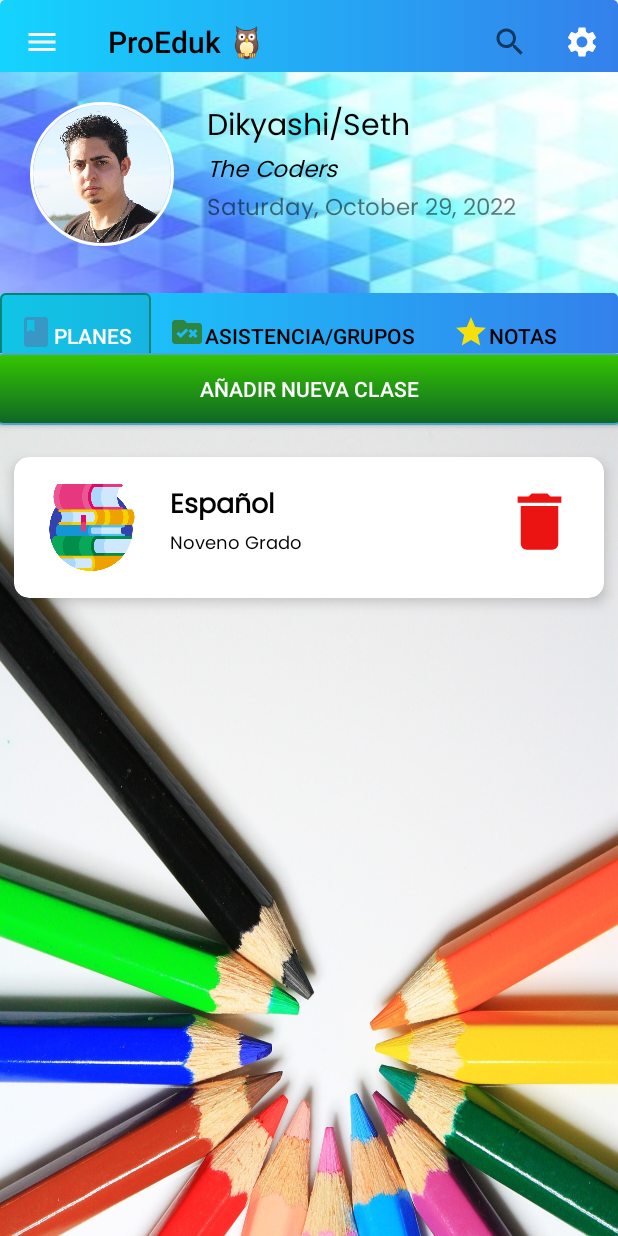
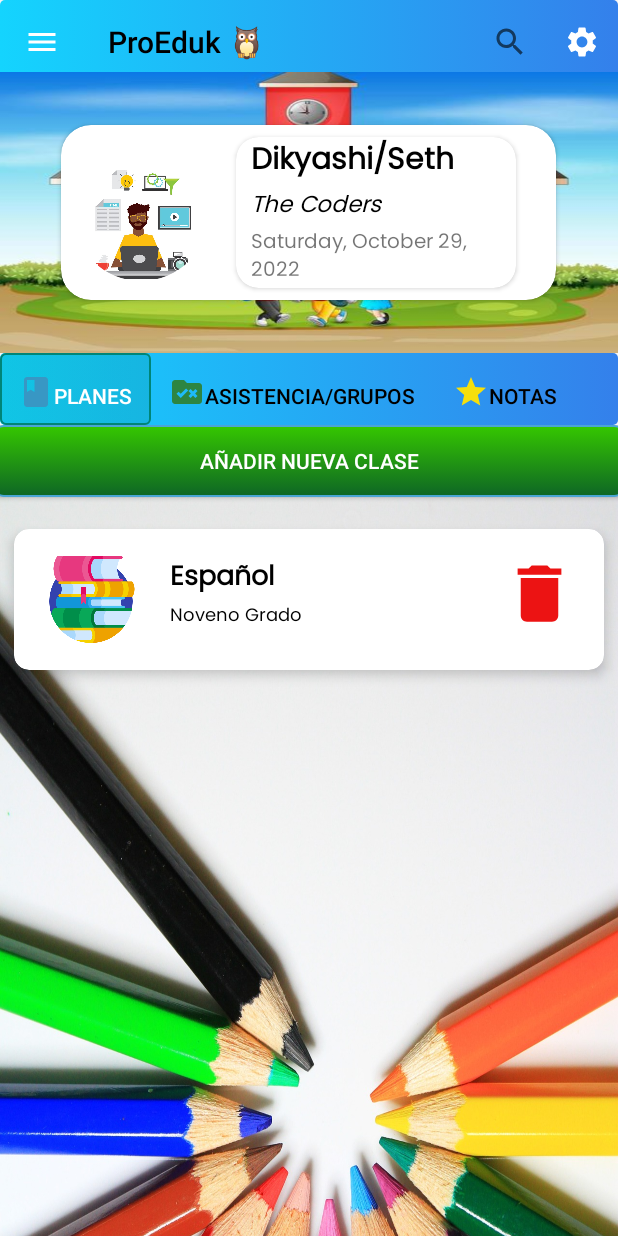
Before and after one commit to ProEdukTeacher/ProEdukX, an Android app: the HomeActivity screen opened directly, with no data from a screen before it, on a phone screen of 412 x 824 dp. Run offline under Robolectric (Android 15) with nearby library versions, the phone set to English and light mode, and no system bars; our stand-ins replace CircleImageView, Firebase (no records; nobody signed in at launch, a user with empty details on screens opened directly).

Commit message:
Better design can be seen at Home. I tried to fix the bug but so far the methods I tried didnt work. I used many, but only left two of them redacted. I have an idea tho, but Ill need to explain it to you tomorrow.

```diff
--- a/app/src/main/java/com/example/repomax/LoginFragment.java
+++ b/app/src/main/java/com/example/repomax/LoginFragment.java
@@ -72,9 +72,11 @@
 
     }
 
+
     private void resetfunction() {
         Log.d("TAG", "resetfunction: ");
         getParentFragmentManager().beginTransaction().replace(R.id.loginActivityContainer,new ResetPasswordFragment()).commit();
+
 
     }
 
--- a/app/src/main/res/layout/activity_home.xml
+++ b/app/src/main/res/layout/activity_home.xml
@@ -44,87 +44,119 @@
                     android:layout_width="match_parent"
                     android:layout_height="187dp"
                     android:layout_marginTop="48dp"
-                    android:background="@drawable/hexat"
+                    android:layout_marginBottom="48dp"
+                    android:background="@drawable/kidsschool"
                     android:gravity="center">
 
 
-                    <LinearLayout
-                        android:layout_width="match_parent"
-                        android:layout_height="match_parent"
-                        android:gravity="center"
-                        android:orientation="vertical">
+
+
+
+                        <androidx.cardview.widget.CardView
+                            android:layout_width="330dp"
+                            android:layout_height="wrap_content"
+                            android:layout_gravity="center_vertical"
+                            android:background="@color/cardview_light_background"
+                            app:cardCornerRadius="20dp"
+
+                            >
+
+
+
 
                                 <de.hdodenhof.circleimageview.CircleImageView
                                     android:id="@+id/profile_image"
                                     android:layout_width="96dp"
                                     android:layout_height="96dp"
-                            android:layout_gravity="start|center_horizontal"
-                            android:layout_marginStart="20dp"
-                            android:layout_marginTop="20dp"
-                            android:src="@drawable/juliosi"
+                                    android:layout_gravity="center_vertical"
+                                    android:layout_marginStart="5dp"
+                                    android:layout_marginTop="5dp"
+                                    android:layout_marginEnd="5dp"
+                                    android:layout_marginBottom="5dp"
+                                    android:src="@drawable/mendraw"
                                     app:civ_border_color="#FFFFFF"
                                     app:civ_border_width="2dp" />
 
-                        />
+                            <androidx.cardview.widget.CardView
+                                android:layout_width="200dp"
+                                android:layout_height="wrap_content"
+                                app:cardCornerRadius="15dp"
+                                android:layout_marginStart="110dp"
+                                app:cardBackgroundColor="#FFFFFF"
+                                android:layout_gravity="center_vertical"
+                                app:cardUseCompatPadding="true"
+                                >
+
+                                <LinearLayout
+                                    android:orientation="vertical"
+                                    android:layout_width="match_parent"
+                                    android:layout_height="wrap_content">
+
 
                                     <TextView
                                         android:id="@+id/name"
                                         android:layout_width="wrap_content"
                                         android:layout_height="wrap_content"
-                            android:layout_gravity="start"
-                            android:layout_marginStart="138dp"
-                            android:layout_marginLeft="10dp"
-                            android:layout_marginTop="-95dp"
-                            android:layout_marginBottom="89dp"
+                                        android:layout_marginStart="10dp"
+                                        android:layout_gravity="start|center_horizontal"
                                         android:fontFamily="@font/poppins"
                                         android:text="Dikyashi/Seth"
                                         android:textColor="#000000"
                                         android:textSize="20sp"
-                            android:textStyle="normal" />
+                                        android:textStyle="bold" />
 
 
                                     <TextView
                                         android:id="@+id/theemail"
                                         android:layout_width="wrap_content"
                                         android:layout_height="wrap_content"
-                            android:layout_gravity="start"
-                            android:layout_marginStart="138dp"
-                            android:layout_marginLeft="14dp"
-                            android:layout_marginTop="-90dp"
-                            android:layout_marginBottom="89dp"
+
                                         android:fontFamily="@font/poppins"
-                            android:gravity="start"
+                                        android:layout_marginStart="10dp"
+                                        android:layout_gravity="start|center_horizontal"
                                         android:text="The Coders"
-
                                         android:textColor="#000000"
                                         android:textSize="15sp"
                                         android:textStyle="italic" />
+
                                     <TextView
                                         android:id="@+id/dateshower"
                                         android:layout_width="wrap_content"
                                         android:layout_height="wrap_content"
-                            android:text=""
+                                        android:layout_marginStart="10dp"
+                                        android:layout_gravity="start|center_horizontal"
                                         android:fontFamily="@font/poppins"
                                         android:gravity="start"
-                            android:layout_gravity="start"
-                            android:layout_marginStart="138dp"
-                            android:layout_marginTop="-90dp"
-                            android:layout_marginBottom="89dp"
+                                        android:text="ddd"
                                         android:textAlignment="viewStart"
-                            android:textSize="15sp"
+                                        android:textSize="13sp"
+                                        android:textStyle="normal"
 
 
                                         />
 
+                                </LinearLayout>
 
+
+                            </androidx.cardview.widget.CardView>
+
+
+
+                        </androidx.cardview.widget.CardView>
+
+
+
+
+
+                </RelativeLayout>
                 <com.google.android.material.tabs.TabLayout
                     android:id="@+id/tab_layout"
                     android:layout_width="match_parent"
                     android:layout_height="wrap_content"
-                            android:layout_marginTop="-40dp"
-                            android:layout_marginBottom="-10dp"
+                    android:layout_alignParentBottom="true"
                     android:background="@drawable/tab_background"
-                            android:gravity="start"
+                    android:layout_gravity="bottom"
+
                     app:tabGravity="start"
                     app:tabIndicator="@drawable/tab_indicator"
                     app:tabIndicatorAnimationMode="elastic"
@@ -132,15 +164,7 @@
                     app:tabInlineLabel="true"
                     app:tabMode="scrollable"
                     app:tabSelectedTextColor="@color/white"
-                            app:tabTextColor="#000000"
-
-                            />
-
-
-                    </LinearLayout>
-
-
-                </RelativeLayout>
+                    app:tabTextColor="#000000" />
 
 
             </com.google.android.material.appbar.CollapsingToolbarLayout>
--- a/app/src/main/res/layout/fragment_login.xml
+++ b/app/src/main/res/layout/fragment_login.xml
@@ -6,7 +6,9 @@
     android:layout_height="match_parent"
     android:background="@drawable/pencilsbik"
     android:orientation="vertical"
-    tools:context=".LoginActivity">
+    tools:context=".LoginActivity"
+    app:defaultNavHost="true"
+    >
 
     <ImageView
 
--- a/app/src/main/res/layout/passwordresetform.xml
+++ b/app/src/main/res/layout/passwordresetform.xml
@@ -3,7 +3,9 @@
     android:layout_width="match_parent"
     android:layout_height="match_parent"
     xmlns:app="http://schemas.android.com/apk/res-auto"
-    android:background="@drawable/coloridus">
+    android:background="@drawable/coloridus"
+    app:defaultNavHost="true"
+    >
     <LinearLayout
         android:layout_width="match_parent"
         android:layout_height="190dp"
```
Also changed, not shown: app/src/main/java/com/example/repomax/LoginActivity.java (+18 -0 lines), app/src/main/res/drawable/kidsschool.jpg (added). Lines whose indentation alone changed are shown as unchanged.
